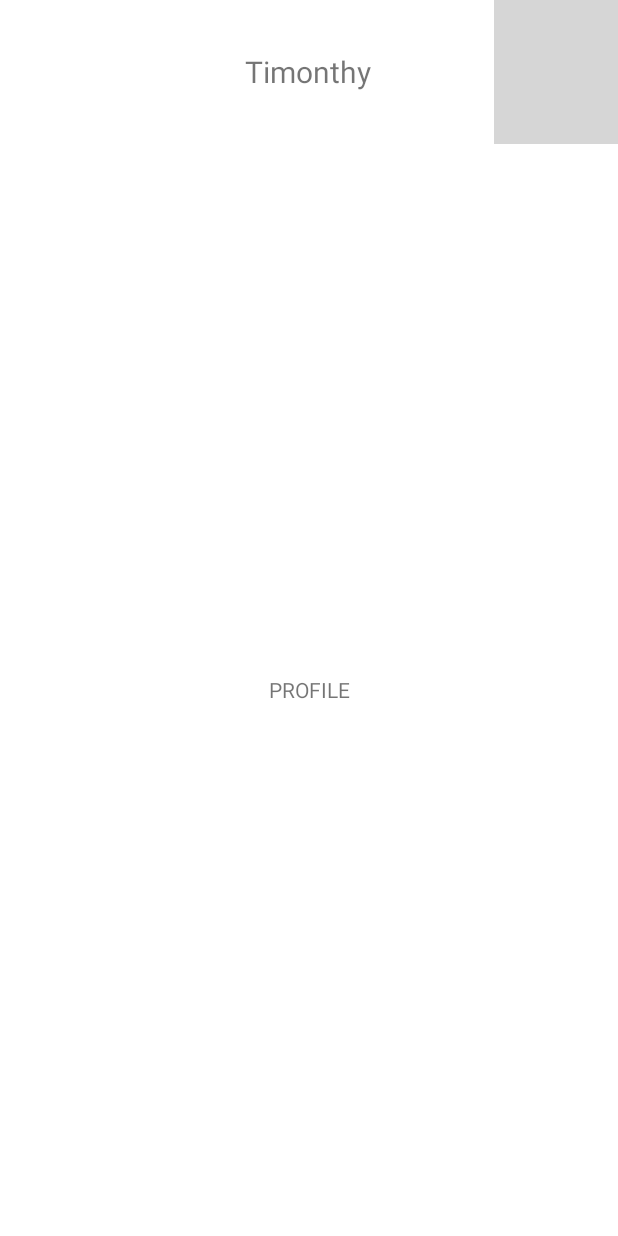
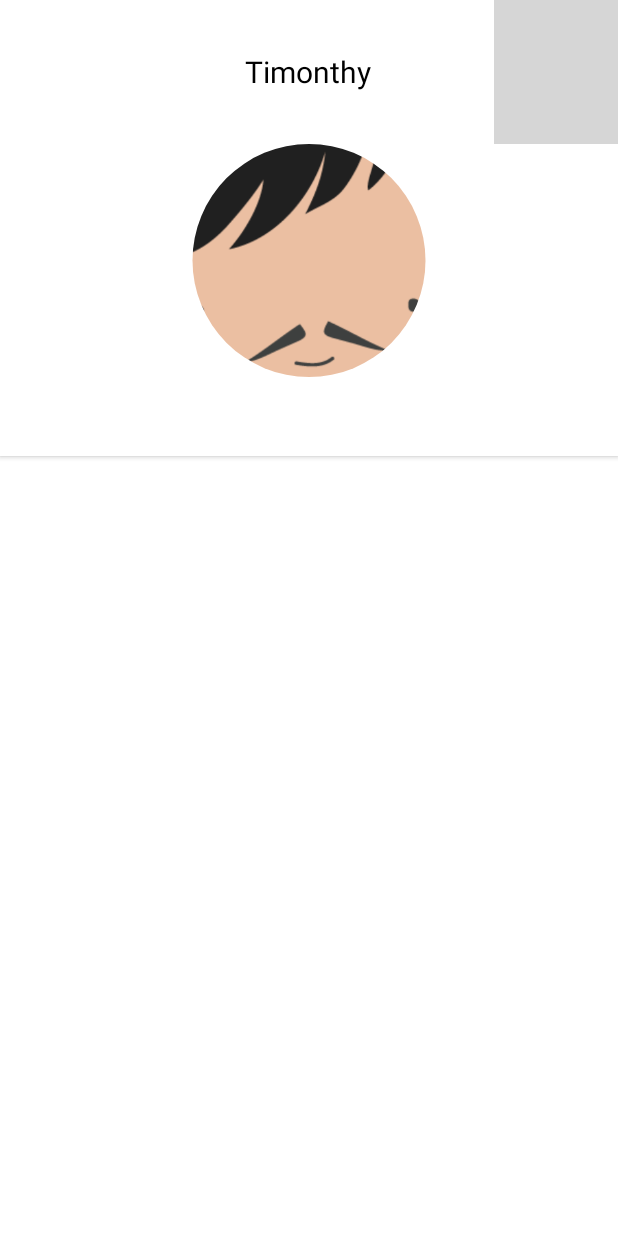
Before and after one commit to Helmisek/Enabling, an Android app: the layout fragment_profile.xml on its own in the app's theme, with its tools: preview values and no code run, on a phone screen of 412 x 824 dp. Run offline under Robolectric (Android 15) with nearby library versions, the phone set to English and light mode, and no system bars; grey boxes are pictures that could not be loaded.

Commit message:
Profile almost done, added custom fonts.

```diff
--- a/app/build.gradle
+++ b/app/build.gradle
@@ -33,6 +33,7 @@ dependencies {
     compile 'cz.kinst.jakub:stateful-layout:1.1.5'
     compile 'com.android.support:design:24.1.1'
     compile 'com.android.support:cardview-v7:24.1.1'
+    compile 'de.hdodenhof:circleimageview:2.1.0'
 
     compile 'cz.kinst.jakub:viewmodelbinding:0.9.4'
     compile 'me.tatarka.bindingcollectionadapter:bindingcollectionadapter:1.2.0'
--- /dev/null
+++ b/app/src/main/res/drawable/tab_selector.xml
@@ -0,0 +1,5 @@
+<?xml version="1.0" encoding="utf-8"?>
+<selector xmlns:android="http://schemas.android.com/apk/res/android">
+    <item android:state_selected="true" android:color="#59d2ff" />
+    <item android:color="#afb1b2" />
+</selector>
--- a/app/src/main/res/layout/fragment_profile.xml
+++ b/app/src/main/res/layout/fragment_profile.xml
@@ -1,5 +1,5 @@
 <?xml version="1.0" encoding="utf-8"?>
-<layout>
+<layout xmlns:app="http://schemas.android.com/apk/res-auto">
     <data>
         <variable
             name="viewModel"
@@ -15,11 +15,37 @@
 
     <include layout="@layout/toolbar_profile"/>
 
-    <TextView
+    <de.hdodenhof.circleimageview.CircleImageView
         android:layout_width="match_parent"
         android:layout_height="match_parent"
-        android:gravity="center"
-        android:text="PROFILE"/>
+        android:layout_weight="8"
+        android:src="@drawable/avatar"/>
+
+    <LinearLayout
+        android:layout_width="match_parent"
+        android:layout_height="match_parent"
+        android:layout_weight="3"
+        android:orientation="vertical">
+
+        <android.support.design.widget.TabLayout
+            android:id="@+id/tabs"
+            android:layout_width="match_parent"
+            android:layout_height="match_parent"
+            android:layout_weight="10"
+            android:elevation="2dp"
+            android:background="@color/white"
+            app:tabIndicatorHeight="5dp"
+            app:tabTextAppearance="@android:style/TextAppearance.Widget.TabWidget"
+            />
+
+        <android.support.v4.view.ViewPager
+            android:id="@+id/viewpager"
+            android:layout_width="match_parent"
+            android:layout_height="match_parent"
+            android:layout_weight="1"
+            />
+
+    </LinearLayout>
 
 </LinearLayout>
 </layout>
--- /dev/null
+++ b/app/src/main/res/layout/toolbar_devices.xml
@@ -0,0 +1,6 @@
+<?xml version="1.0" encoding="utf-8"?>
+<LinearLayout xmlns:android="http://schemas.android.com/apk/res/android"
+    android:orientation="vertical" android:layout_width="match_parent"
+    android:layout_height="match_parent">
+
+</LinearLayout>
--- a/app/src/main/res/layout/toolbar_profile.xml
+++ b/app/src/main/res/layout/toolbar_profile.xml
@@ -32,6 +32,7 @@
                 android:layout_weight="3"
                 android:text="Timonthy"
                 android:textSize="20sp"
+                android:textColor="@color/black"
                 android:gravity="center"
                 android:id="@+id/profile_toolbar_name"/>
 
--- a/app/src/main/res/values/colors.xml
+++ b/app/src/main/res/values/colors.xml
@@ -5,5 +5,10 @@
     <color name="colorAccent">#FF4081</color>
     <color name="blue_light">#59D2FF</color>
     <color name="inactive_gray">#e4e4e4</color>
-    <color name="white">#fff</color>
+    <color name="white">#ffffff</color>
+    <color name="primaryDarkTwo">#f9f9f9</color>
+    <color name="black">#000</color>
+    <color name="text_gray">#afb1b2</color>
+    <color name="edittext_underline">#e4e4e4</color>
+    <color name="edittext_text">#373d3f</color>
 </resources>
--- a/app/src/main/res/values/dimens.xml
+++ b/app/src/main/res/values/dimens.xml
@@ -2,4 +2,6 @@
     <!-- Default screen margins, per the Android Design guidelines. -->
     <dimen name="activity_horizontal_margin">16dp</dimen>
     <dimen name="activity_vertical_margin">16dp</dimen>
+    <dimen name="information_text_size">12sp</dimen>
+    <dimen name="edittext_fontsize">14sp</dimen>
 </resources>
--- a/app/src/main/res/values/strings.xml
+++ b/app/src/main/res/values/strings.xml
@@ -1,3 +1,5 @@
 <resources>
     <string name="app_name">Enable</string>
+    <string name="information">Information</string>
+    <string name="device">Device</string>
 </resources>
--- a/app/src/main/res/values/styles.xml
+++ b/app/src/main/res/values/styles.xml
@@ -4,14 +4,19 @@
     <style name="AppTheme" parent="Theme.AppCompat.Light.NoActionBar">
         <!-- Customize your theme here. -->
         <item name="colorPrimary">@color/colorPrimary</item>
-        <item name="colorPrimaryDark">@color/colorPrimaryDark</item>
+        <item name="colorPrimaryDark">@color/primaryDarkTwo</item>
         <item name="colorAccent">@color/colorAccent</item>
+
+        <!-- Edittext tweaks -->
+        <item name="colorControlNormal">@color/edittext_underline</item>
+        <item name="colorControlActivated">@color/edittext_underline</item>
+        <item name="colorControlHighlight">@color/edittext_underline</item>
     </style>
 
     <style name="AppTheme.AppBarOverlay" parent="ThemeOverlay.AppCompat.ActionBar">
 
         <item name="colorPrimary">@color/colorPrimary</item>
-        <item name="colorPrimaryDark">@color/colorPrimaryDark</item>
+        <item name="colorPrimaryDark">@color/primaryDarkTwo</item>
         <item name="colorAccent">@color/colorAccent</item>
 
 
```
Also changed, not shown: app/src/main/java/cz/josefkorbel/enable/adapter/ProfileViewPagerAdapter.java (added, +41 -0 lines), app/src/main/java/cz/josefkorbel/enable/fragment/ProfileFragment.java (+94 -0 lines), app/src/main/java/cz/josefkorbel/enable/fragment/ProfileInformationFragment.java (added, +55 -0 lines), app/src/main/java/cz/josefkorbel/enable/util/CustomTabLayout.java (added, +47 -0 lines), app/src/main/java/cz/josefkorbel/enable/viewmodel/ProfileInfoViewModel.java (added, +11 -0 lines), app/src/main/res/layout/fragment_profile_information.xml (added, +140 -0 lines), app/src/main/res/drawable/avatar.png (added).
